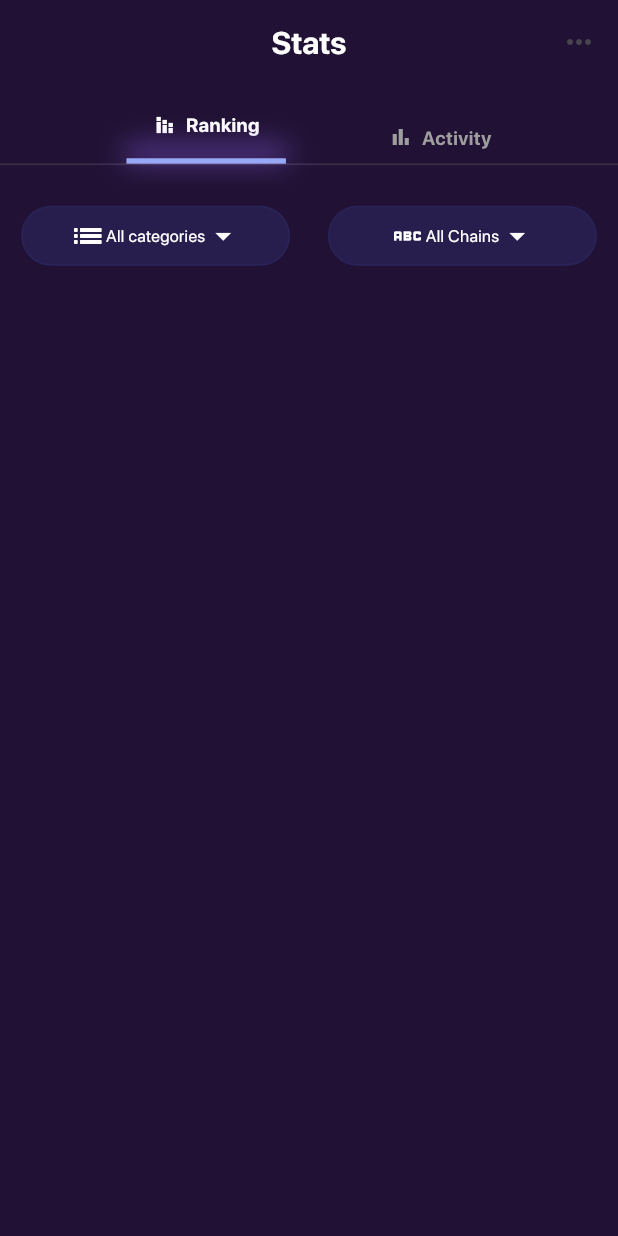
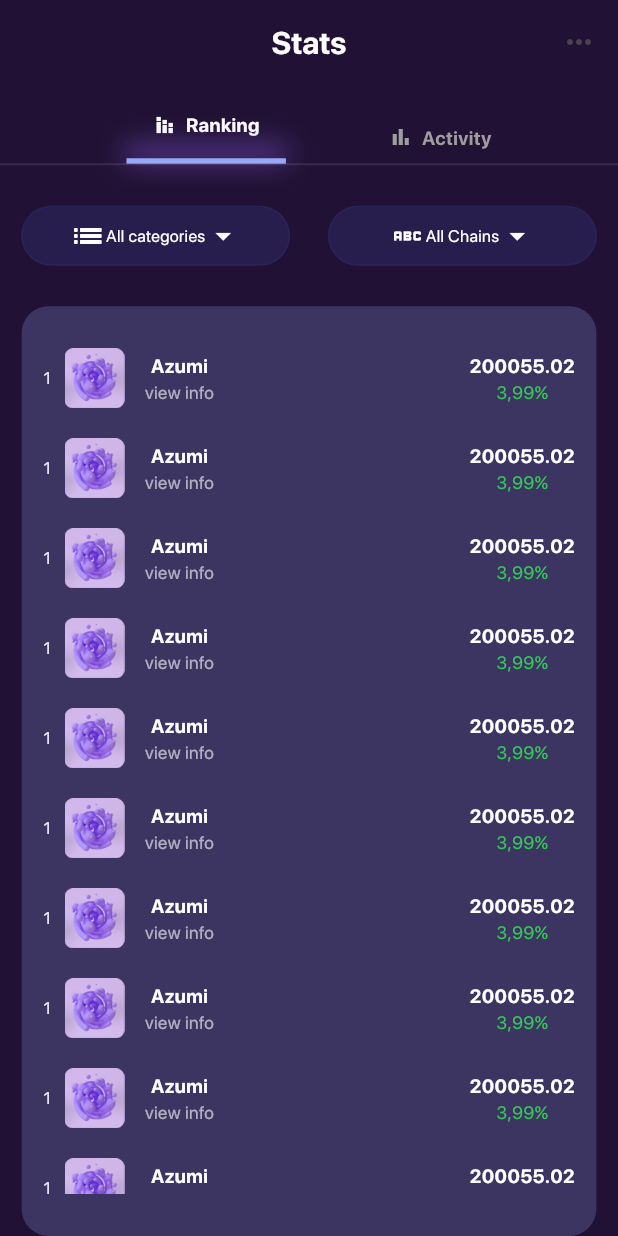
Before and after one commit to ali4hassan9ali2022/mini_NFT_markplace_app, a Flutter app: the StatsView screen opened by its route, on a phone screen of 412 x 824 dp. Run offline on Flutter 3.47's test engine with Material 3 defaults, Android fonts, the phone set to English and light mode, and no system bars; our stand-ins replace go_router.

Commit message:
create custom table stats item

```diff
--- a/lib/Features/Stats/Data/Models/table_model.dart
+++ b/lib/Features/Stats/Data/Models/table_model.dart
@@ -1,5 +1,5 @@
 class TableModel {
-  final String image, title, subTitle, count, rating;
+  final String image, title, subTitle, count, rating, num;
 
   const TableModel({
     required this.image,
@@ -7,5 +7,6 @@ class TableModel {
     required this.subTitle,
     required this.count,
     required this.rating,
+    required this.num,
   });
 }
--- /dev/null
+++ b/lib/Features/Stats/Presentation/Views/Widgets/custom_table_list_view.dart
@@ -0,0 +1,26 @@
+import 'package:flutter/material.dart';
+import 'package:mini_nft_marketplace_app/Features/Stats/Presentation/Views/Widgets/custom_table_stats_item.dart';
+
+class CustomTableListView extends StatelessWidget {
+  const CustomTableListView({super.key});
+
+  @override
+  Widget build(BuildContext context) {
+    return Container(
+      padding: EdgeInsets.symmetric(vertical: 28.15, horizontal: 14.41),
+      decoration: BoxDecoration(
+        color: Color(0xff5c6098).withOpacity(0.45),
+        borderRadius: BorderRadius.circular(18),
+      ),
+      child: ListView.builder(
+        itemCount: 10,
+        itemBuilder: (context, index) {
+          return Padding(
+            padding: const EdgeInsets.only(bottom: 20),
+            child: CustomTableStatsItem(),
+          );
+        },
+      ),
+    );
+  }
+}
--- a/lib/Features/Stats/Presentation/Views/Widgets/custom_table_stats_item.dart
+++ b/lib/Features/Stats/Presentation/Views/Widgets/custom_table_stats_item.dart
@@ -1,13 +1,40 @@
 import 'package:flutter/material.dart';
+import 'package:mini_nft_marketplace_app/Core/utils/app_styles.dart';
+import 'package:mini_nft_marketplace_app/Core/utils/assets.dart';
 
 class CustomTableStatsItem extends StatelessWidget {
   const CustomTableStatsItem({super.key});
-
   @override
   Widget build(BuildContext context) {
     return Row(
       children: [
-
+        Text("1", style: AppStyles.styleRegular14(context)),
+        SizedBox(width: 9),
+        Image.asset(Assets.imagesTrending1, height: 40, fit: BoxFit.fill),
+        SizedBox(width: 13.51),
+        Column(
+          children: [
+            Text("Azumi", style: AppStyles.styleSemiBold16(context)),
+            Text(
+              "view info",
+              style: AppStyles.styleRegular10(
+                context,
+              ).copyWith(fontSize: 12, color: Colors.white.withOpacity(0.6)),
+            ),
+          ],
+        ),
+        Expanded(child: SizedBox()),
+        Column(
+          children: [
+            Text("200055.02", style: AppStyles.styleSemiBold16(context)),
+            Text(
+              "3,99%",
+              style: AppStyles.styleRegular10(
+                context,
+              ).copyWith(fontSize: 12, color: Color(0xff34C759)),
+            ),
+          ],
+        ),
       ],
     );
   }
--- a/lib/Features/Stats/Presentation/Views/Widgets/stats_view_body.dart
+++ b/lib/Features/Stats/Presentation/Views/Widgets/stats_view_body.dart
@@ -1,5 +1,7 @@
 import 'package:flutter/material.dart';
 import 'package:mini_nft_marketplace_app/Features/Stats/Presentation/Views/Widgets/custom_ccategory_stats.dart';
+import 'package:mini_nft_marketplace_app/Features/Stats/Presentation/Views/Widgets/custom_table_list_view.dart';
+import 'package:mini_nft_marketplace_app/Features/Stats/Presentation/Views/Widgets/custom_table_stats_item.dart';
 import 'package:mini_nft_marketplace_app/Features/Stats/Presentation/Views/Widgets/tap_bar_list_view.dart';
 
 class StatsViewBody extends StatelessWidget {
@@ -40,7 +42,12 @@ class StatsViewBody extends StatelessWidget {
           ),
         ),
         SizedBox(height: 27),
-
+        Expanded(
+          child: Padding(
+            padding: const EdgeInsets.symmetric(horizontal: 14.41),
+            child: CustomTableListView(),
+          ),
+        ),
       ],
     );
   }
```
Also changed, not shown: pubspec.yaml (+1 -7 lines), pubspec.lock.
